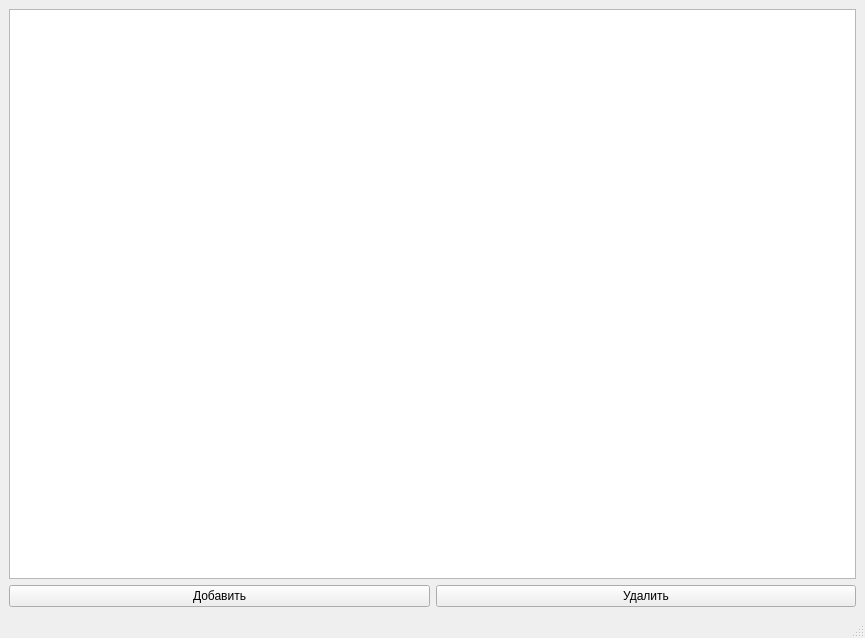
Above: Qt_Phone_Book/mainwindow.ui from deathlydh/qt-phone-book before the change. Below: the same form after it.
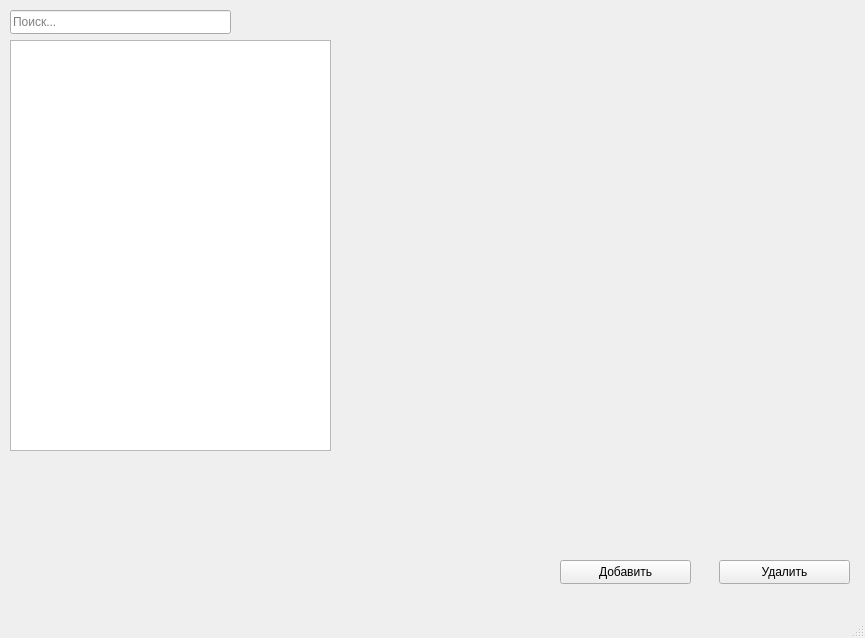
That is the form after the change. Icons and pictures are not drawn.

What changed in the file:
```diff
--- a/Qt_Phone_Book/mainwindow.ui
+++ b/Qt_Phone_Book/mainwindow.ui
@@ -14,25 +14,71 @@
    <string>MainWindow</string>
   </property>
   <widget class="QWidget" name="centralwidget">
-   <layout class="QGridLayout" name="gridLayout">
-    <item row="0" column="0" colspan="2">
-     <widget class="QTableView" name="tableView"/>
-    </item>
-    <item row="1" column="0">
-     <widget class="QPushButton" name="pushButton">
-      <property name="text">
-       <string>Добавить</string>
-      </property>
-     </widget>
-    </item>
-    <item row="1" column="1">
-     <widget class="QPushButton" name="pushButton_2">
-      <property name="text">
-       <string>Удалить</string>
-      </property>
-     </widget>
-    </item>
-   </layout>
+   <widget class="QLineEdit" name="searchLineEdit">
+    <property name="geometry">
+     <rect>
+      <x>10</x>
+      <y>10</y>
+      <width>221</width>
+      <height>24</height>
+     </rect>
+    </property>
+    <property name="placeholderText">
+     <string>Поиск...</string>
+    </property>
+   </widget>
+   <widget class="QTableView" name="tableView">
+    <property name="geometry">
+     <rect>
+      <x>10</x>
+      <y>40</y>
+      <width>321</width>
+      <height>411</height>
+     </rect>
+    </property>
+    <property name="cursor" stdset="0">
+     <cursorShape>PointingHandCursor</cursorShape>
+    </property>
+   </widget>
+   <widget class="QLabel" name="contactImageLabel">
+    <property name="geometry">
+     <rect>
+      <x>360</x>
+      <y>40</y>
+      <width>461</width>
+      <height>411</height>
+     </rect>
+    </property>
+    <property name="text">
+     <string/>
+    </property>
+   </widget>
+   <widget class="QPushButton" name="addContactButton">
+    <property name="geometry">
+     <rect>
+      <x>560</x>
+      <y>560</y>
+      <width>131</width>
+      <height>24</height>
+     </rect>
+    </property>
+    <property name="text">
+     <string>Добавить</string>
+    </property>
+   </widget>
+   <widget class="QPushButton" name="removeContactButton">
+    <property name="geometry">
+     <rect>
+      <x>719</x>
+      <y>560</y>
+      <width>131</width>
+      <height>24</height>
+     </rect>
+    </property>
+    <property name="text">
+     <string>Удалить</string>
+    </property>
+   </widget>
   </widget>
   <widget class="QMenuBar" name="menubar">
    <property name="geometry">
```
Left out of the diff: 6 changed lines with no effect on the pictures.
